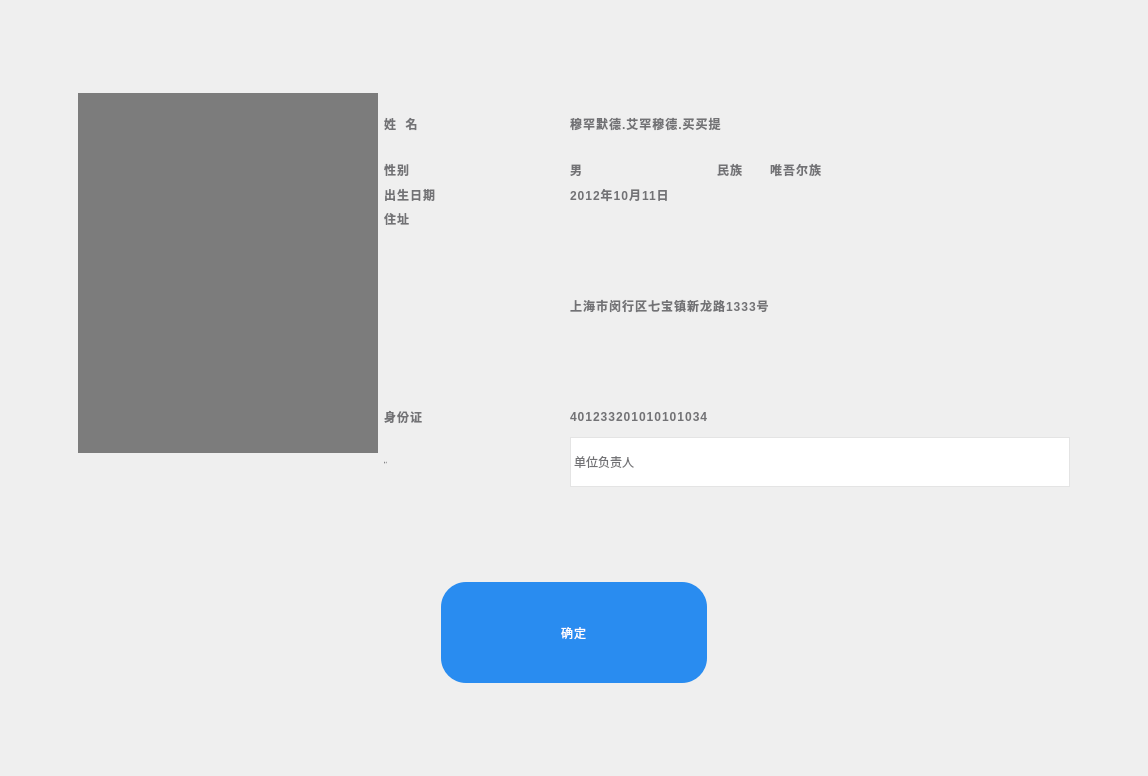
First picture: the form in SSCard_System/nc_commitpersoninfo.ui, repository leithergit/SSCard_System, before the edit.
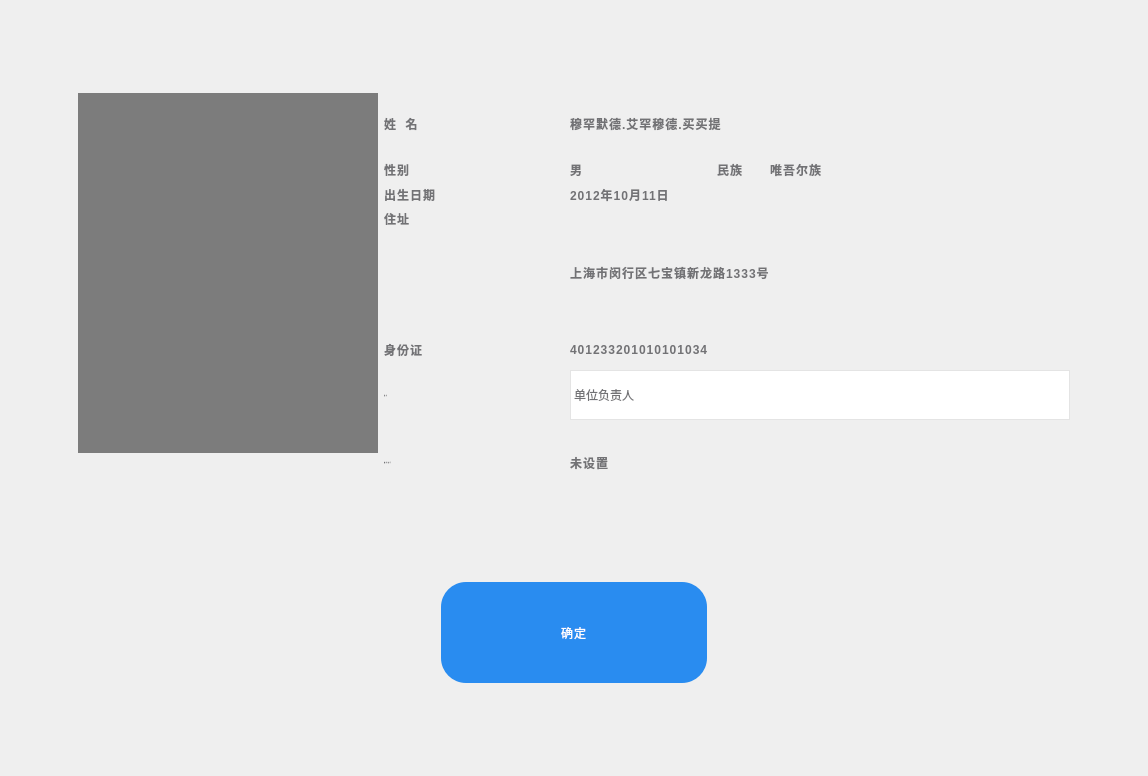
Second picture: the form after the edit. Icons and pictures are not drawn.

What changed in the file:
```diff
--- a/SSCard_System/nc_commitpersoninfo.ui
+++ b/SSCard_System/nc_commitpersoninfo.ui
@@ -422,7 +422,7 @@
         </layout>
        </item>
        <item>
-        <layout class="QHBoxLayout" name="horizontalLayout_8">
+        <layout class="QHBoxLayout" name="horizontalLayout_12">
          <item>
           <widget class="QLabel" name="label_Career">
            <property name="minimumSize">
@@ -565,6 +565,68 @@
          </item>
         </layout>
        </item>
+       <item>
+        <layout class="QHBoxLayout" name="horizontalLayout_8">
+         <item>
+          <widget class="QLabel" name="label_Bank">
+           <property name="minimumSize">
+            <size>
+             <width>180</width>
+             <height>61</height>
+            </size>
+           </property>
+           <property name="maximumSize">
+            <size>
+             <width>180</width>
+             <height>61</height>
+            </size>
+           </property>
+           <property name="font">
+            <font>
+             <family>思源黑体 CN Medium</family>
+             <pointsize>-1</pointsize>
+             <weight>7</weight>
+             <italic>false</italic>
+             <bold>false</bold>
+            </font>
+           </property>
+           <property name="styleSheet">
+            <string notr="true">font-weight: bold;
+line-height: 44px;
+letter-spacing: 1px;
+color: #727275;
+font: 57 42px &quot;思源黑体 CN Medium&quot;;</string>
+           </property>
+           <property name="text">
+            <string>服务银行</string>
+           </property>
+           <property name="alignment">
+            <set>Qt::AlignLeading|Qt::AlignLeft|Qt::AlignVCenter</set>
+           </property>
+          </widget>
+         </item>
+         <item>
+          <widget class="QLabel" name="label_BankName">
+           <property name="minimumSize">
+            <size>
+             <width>450</width>
+             <height>0</height>
+            </size>
+           </property>
+           <property name="styleSheet">
+            <string notr="true">font-weight: bold;
+line-height: 44px;
+letter-spacing: 1px;
+color: #727275;
+font: 57 42px &quot;思源黑体 CN Medium&quot;;</string>
+           </property>
+           <property name="text">
+            <string>未设置</string>
+           </property>
+          </widget>
+         </item>
+        </layout>
+       </item>
       </layout>
      </item>
      <item>
```
